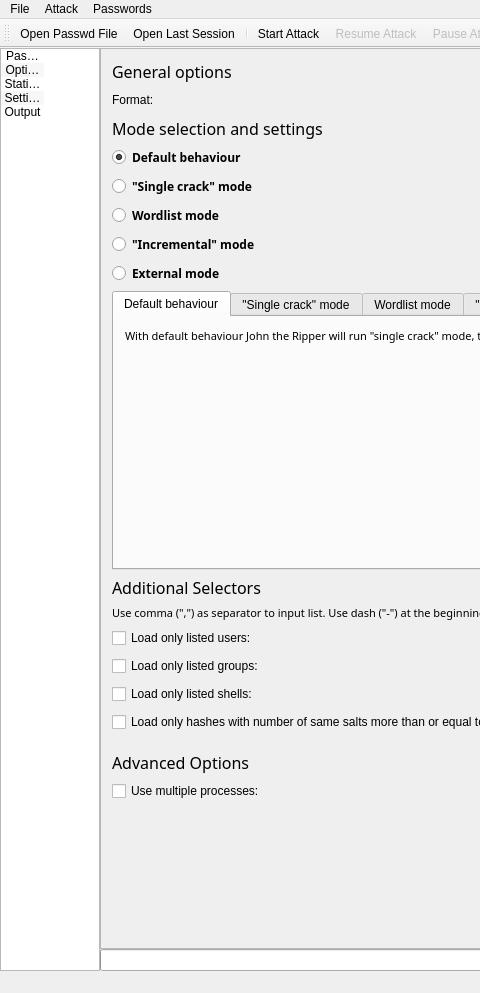
First picture: the form in mainwindow.ui, repository openwall/johnny, before the edit; both pictures show x 0 to 480 and y 0 to 993 of the 908 by 993 pixel window.
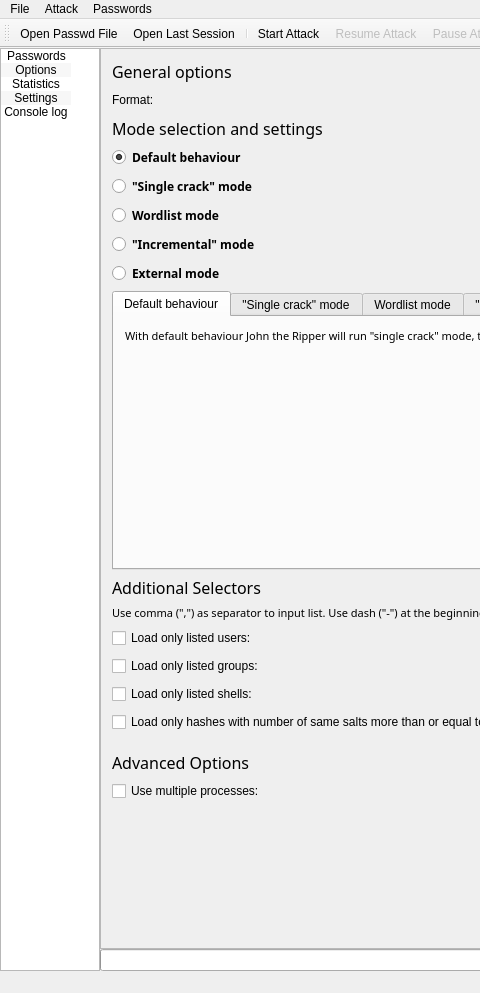
Second picture: the form after the edit. The open tabs and pages were chosen to show the change. Icons and pictures are not drawn.

Commit message: Print JtR commands, improve readability and rename console output.

```diff
--- a/mainwindow.ui
+++ b/mainwindow.ui
@@ -171,7 +171,7 @@
       </item>
       <item>
        <property name="text">
-        <string>Output</string>
+        <string>Console log</string>
        </property>
        <property name="icon">
         <iconset>
```
Left out of the diff: 10 changed lines with no effect on the pictures. The commit also changes 3 other files.
